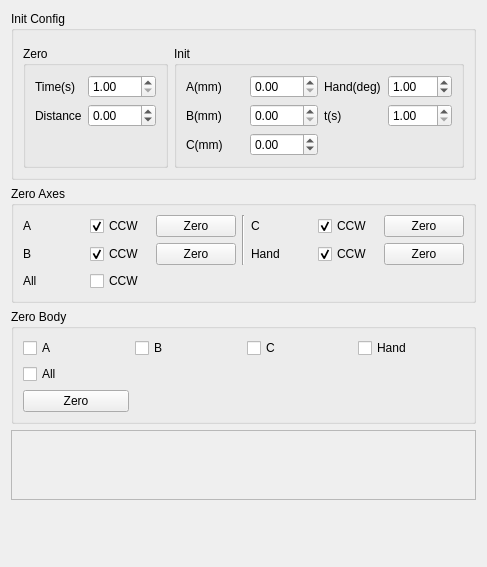
ww4u/megarobostudio, file source/wnd/ui/igusdrylinpref.ui: the form before one commit.
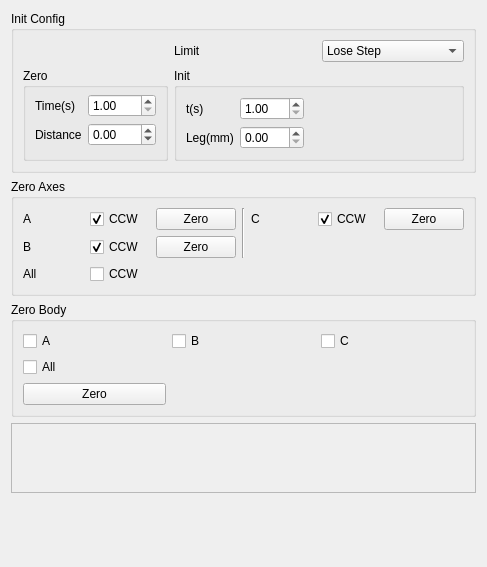
The form after the commit. Icons and pictures are not drawn. Custom widgets are drawn as their Qt base class.

Diff of the .ui file:
```diff
--- a/source/wnd/ui/igusdrylinpref.ui
+++ b/source/wnd/ui/igusdrylinpref.ui
@@ -19,7 +19,17 @@
      <property name="title">
       <string>Init Config</string>
      </property>
-     <layout class="QFormLayout" name="formLayout_2">
+     <layout class="QGridLayout" name="gridLayout_4">
+      <item row="0" column="1">
+       <widget class="QLabel" name="label_3">
+        <property name="text">
+         <string>Limit</string>
+        </property>
+       </widget>
+      </item>
+      <item row="0" column="0">
+       <widget class="PageOption" name="widget" native="true"/>
+      </item>
       <item row="1" column="0">
        <widget class="QGroupBox" name="groupBox">
         <property name="sizePolicy">
@@ -32,6 +42,9 @@
          <string>Zero</string>
         </property>
         <layout class="QFormLayout" name="formLayout">
+         <property name="topMargin">
+          <number>6</number>
+         </property>
          <item row="0" column="0">
           <widget class="QLabel" name="label_7">
            <property name="text">
@@ -69,7 +82,21 @@
         </layout>
        </widget>
       </item>
-      <item row="1" column="1">
+      <item row="0" column="2">
+       <widget class="QComboBox" name="cmbLimit">
+        <item>
+         <property name="text">
+          <string>Lose Step</string>
+         </property>
+        </item>
+        <item>
+         <property name="text">
+          <string>Light</string>
+         </property>
+        </item>
+       </widget>
+      </item>
+      <item row="1" column="1" colspan="2">
        <widget class="QGroupBox" name="groupBox_5">
         <property name="sizePolicy">
          <sizepolicy hsizetype="Preferred" vsizetype="Preferred">
@@ -84,12 +111,12 @@
          <item row="1" column="0">
           <widget class="QLabel" name="label_2">
            <property name="text">
-            <string>A(mm)</string>
+            <string>Leg(mm)</string>
            </property>
           </widget>
          </item>
          <item row="1" column="1">
-          <widget class="QDoubleSpinBox" name="spinInitL">
+          <widget class="QDoubleSpinBox" name="spinInitLeg">
            <property name="minimum">
             <double>0.000000000000000</double>
            </property>
@@ -98,65 +125,14 @@
            </property>
           </widget>
          </item>
-         <item row="4" column="0">
-          <widget class="QLabel" name="label_3">
-           <property name="text">
-            <string>C(mm)</string>
-           </property>
-          </widget>
-         </item>
-         <item row="4" column="1">
-          <widget class="QDoubleSpinBox" name="spinInitY">
-           <property name="minimum">
-            <double>-200.000000000000000</double>
-           </property>
-           <property name="maximum">
-            <double>200.000000000000000</double>
-           </property>
-          </widget>
-         </item>
-         <item row="1" column="3">
-          <widget class="QDoubleSpinBox" name="spinInitH">
-           <property name="maximum">
-            <double>360.000000000000000</double>
-           </property>
-           <property name="value">
-            <double>1.000000000000000</double>
-           </property>
-          </widget>
-         </item>
-         <item row="1" column="2">
-          <widget class="QLabel" name="label_15">
-           <property name="text">
-            <string>Hand(deg)</string>
-           </property>
-          </widget>
-         </item>
-         <item row="3" column="0">
-          <widget class="QLabel" name="label_4">
-           <property name="text">
-            <string>B(mm)</string>
-           </property>
-          </widget>
-         </item>
-         <item row="3" column="1">
-          <widget class="QDoubleSpinBox" name="spinInitR">
-           <property name="minimum">
-            <double>0.000000000000000</double>
-           </property>
-           <property name="maximum">
-            <double>360.000000000000000</double>
-           </property>
-          </widget>
-         </item>
-         <item row="3" column="2">
+         <item row="0" column="0">
           <widget class="QLabel" name="label_16">
            <property name="text">
             <string>t(s)</string>
            </property>
           </widget>
          </item>
-         <item row="3" column="3">
+         <item row="0" column="1">
           <widget class="QDoubleSpinBox" name="spinInitT">
            <property name="minimum">
             <double>1.000000000000000</double>
@@ -166,12 +142,22 @@
            </property>
           </widget>
          </item>
+         <item row="0" column="2">
+          <spacer name="horizontalSpacer">
+           <property name="orientation">
+            <enum>Qt::Horizontal</enum>
+           </property>
+           <property name="sizeHint" stdset="0">
+            <size>
+             <width>40</width>
+             <height>20</height>
+            </size>
+           </property>
+          </spacer>
+         </item>
         </layout>
        </widget>
       </item>
-      <item row="0" column="0">
-       <widget class="PageOption" name="widget" native="true"/>
-      </item>
      </layout>
     </widget>
    </item>
@@ -236,23 +222,6 @@
         </property>
        </widget>
       </item>
-      <item row="1" column="5">
-       <widget class="QCheckBox" name="chkHandCcw">
-        <property name="text">
-         <string>CCW</string>
-        </property>
-        <property name="checked">
-         <bool>true</bool>
-        </property>
-       </widget>
-      </item>
-      <item row="1" column="6">
-       <widget class="QPushButton" name="btnZeroHand">
-        <property name="text">
-         <string>Zero</string>
-        </property>
-       </widget>
-      </item>
       <item row="5" column="1">
        <widget class="QCheckBox" name="chkAllCcw">
         <property name="text">
@@ -277,13 +246,6 @@
         </property>
        </widget>
       </item>
-      <item row="1" column="4">
-       <widget class="QLabel" name="label_12">
-        <property name="text">
-         <string>Hand</string>
-        </property>
-       </widget>
-      </item>
       <item row="0" column="4">
        <widget class="QLabel" name="label_10">
         <property name="text">
@@ -321,10 +283,10 @@
         </property>
        </widget>
       </item>
-      <item row="0" column="0">
-       <widget class="QCheckBox" name="chkLSBody">
+      <item row="1" column="0">
+       <widget class="QCheckBox" name="chkAllBody">
         <property name="text">
-         <string>A</string>
+         <string>All</string>
         </property>
        </widget>
       </item>
@@ -341,17 +303,10 @@
         </property>
        </widget>
       </item>
-      <item row="1" column="0">
-       <widget class="QCheckBox" name="chkAllBody">
+      <item row="0" column="0">
+       <widget class="QCheckBox" name="chkLSBody">
         <property name="text">
-         <string>All</string>
-        </property>
-       </widget>
-      </item>
-      <item row="0" column="4">
-       <widget class="QCheckBox" name="chkHandBody">
-        <property name="text">
-         <string>Hand</string>
+         <string>A</string>
         </property>
        </widget>
       </item>
@@ -373,7 +328,7 @@
       <property name="geometry">
        <rect>
         <x>0</x>
-        <y>-145</y>
+        <y>0</y>
         <width>450</width>
         <height>232</height>
        </rect>
```
